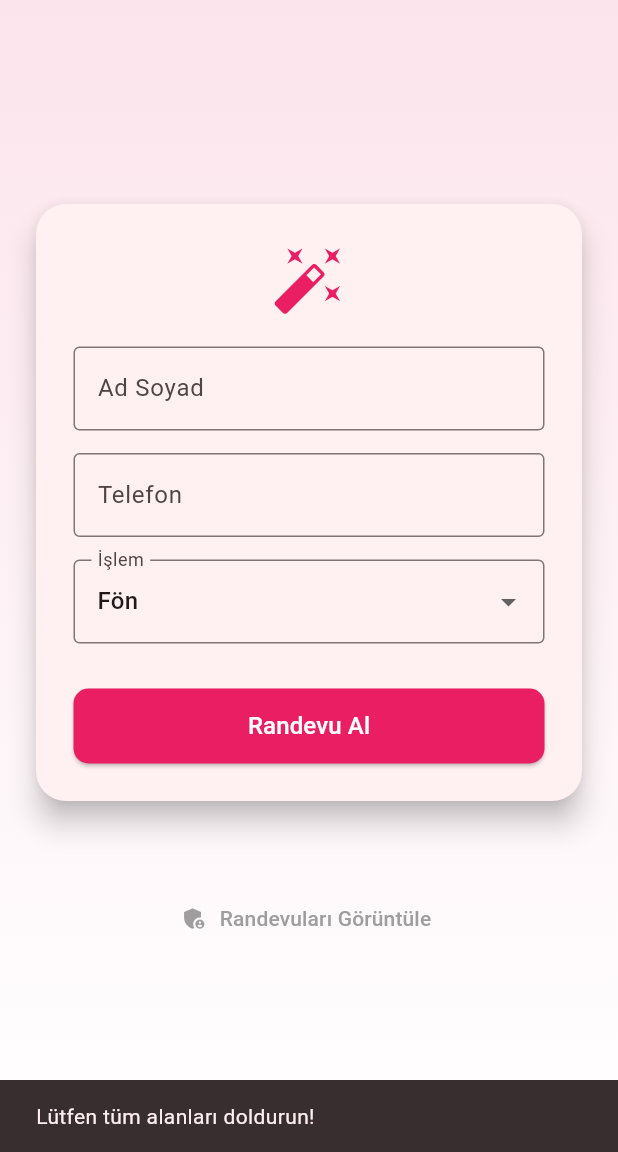
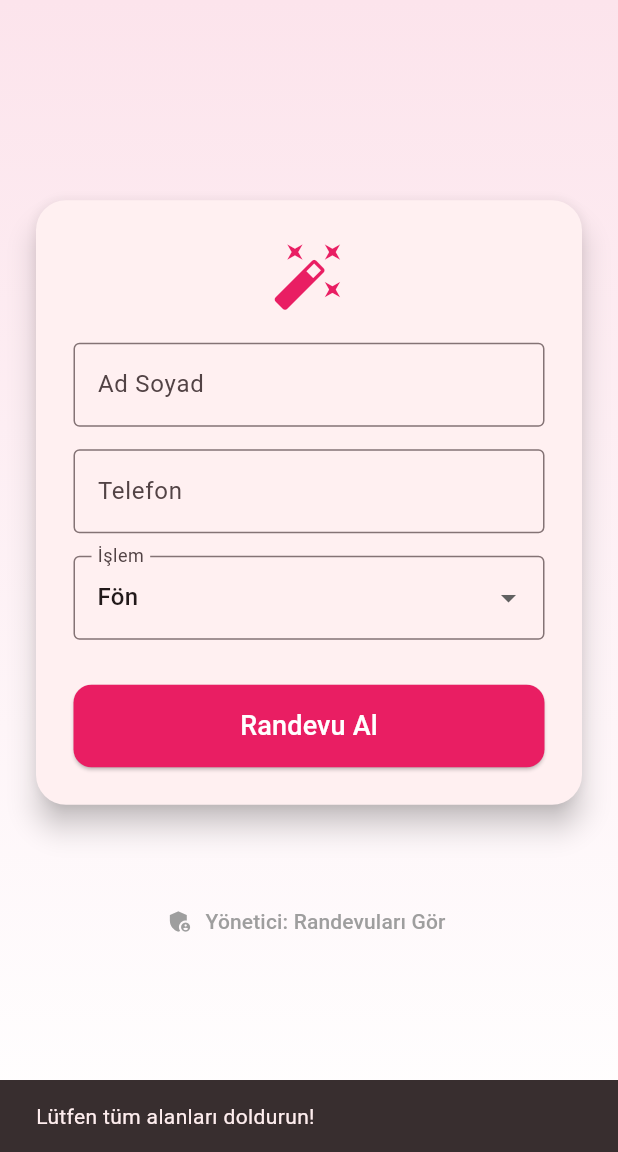
Before and after one commit to orhan504-collab/Deneme, a Flutter app: the screen it shows after launch, after a tap on "Randevu Al", on a phone screen of 412 x 824 dp, the part 84-1236 px from its top. Run offline on Flutter 3.47's test engine with Material 3 defaults, Android fonts, the phone set to English and light mode, and no system bars; our stand-ins replace supabase_flutter; accounts and stored records are empty.

Commit message:
Update main.dart

```diff
--- a/lib/main.dart
+++ b/lib/main.dart
@@ -4,7 +4,7 @@ import 'package:supabase_flutter/supabase_flutter.dart';
 void main() async {
   WidgetsFlutterBinding.ensureInitialized();
 
-  // Tarayıcıda çalışmasına izin verilen tek güvenli anahtar budur
+  // Tarayıcı dostu ve güvenli 'Anon' anahtarın
   await Supabase.initialize(
     url: 'https://cyhrdhttgtdbgwlbtbnw.supabase.co',
     anonKey: 'Sb_publishable_LIOI2vJC5XPa0Jxd1VXEEg_lxkuJWRh',
@@ -51,7 +51,7 @@ class _RandevuSayfasiState extends State<RandevuSayfasi> {
     }
 
     try {
-      // Supabase'deki tablo adın: RuyamDB
+      // Supabase Tablo Adı: RuyamDB
       await Supabase.instance.client.from('RuyamDB').insert({
         'Ad': _adController.text,
         'Tel': _telController.text,
@@ -69,10 +69,9 @@ class _RandevuSayfasiState extends State<RandevuSayfasi> {
       _telController.clear();
     } catch (e) {
       if (!mounted) return;
-      // Hata mesajını daha okunaklı gösterir
       ScaffoldMessenger.of(context).showSnackBar(
         SnackBar(
-          content: Text('Bağlantı Hatası: $e'),
+          content: Text('Hata oluştu: $e'),
           backgroundColor: Colors.red,
         ),
       );
@@ -132,23 +131,23 @@ class _RandevuSayfasiState extends State<RandevuSayfasi> {
                           onPressed: randevuKaydet,
                           style: ElevatedButton.styleFrom(
                             backgroundColor: Colors.pink,
-                            minimumSize: const Size(double.infinity, 50),
-                            shape: RoundedRectangleBorder(borderRadius: BorderRadius.circular(10)),
+                            minimumSize: const Size(double.infinity, 55),
+                            shape: RoundedRectangleBorder(borderRadius: BorderRadius.circular(12)),
                           ),
-                          child: const Text('Randevu Al', style: TextStyle(color: Colors.white, fontSize: 16)),
+                          child: const Text('Randevu Al', style: TextStyle(color: Colors.white, fontSize: 18)),
                         ),
                       ],
                     ),
                   ),
                 ),
                 const SizedBox(height: 50),
-                // Gizli Admin Paneli Butonu
+                // Senin için gizli admin giriş butonu
                 TextButton.icon(
                   onPressed: () {
                     Navigator.push(context, MaterialPageRoute(builder: (context) => const AdminPaneli()));
                   },
                   icon: const Icon(Icons.admin_panel_settings, color: Colors.grey),
-                  label: const Text('Randevuları Görüntüle', style: TextStyle(color: Colors.grey)),
+                  label: const Text('Yönetici: Randevuları Gör', style: TextStyle(color: Colors.grey)),
                 ),
               ],
             ),
@@ -171,14 +170,17 @@ class AdminPaneli extends StatelessWidget {
         builder: (context, snapshot) {
           if (!snapshot.hasData) return const Center(child: CircularProgressIndicator());
           final list = snapshot.data!;
+          if (list.isEmpty) return const Center(child: Text("Henüz randevu yok."));
+
           return ListView.builder(
             itemCount: list.length,
             itemBuilder: (context, i) => Card(
-              margin: const EdgeInsets.all(8),
+              margin: const EdgeInsets.symmetric(horizontal: 10, vertical: 5),
               child: ListTile(
+                leading: const CircleAvatar(backgroundColor: Colors.pink, child: Icon(Icons.person, color: Colors.white)),
                 title: Text(list[i]['Ad'] ?? 'İsimsiz'),
-                subtitle: Text("${list[i]['islem']} - ${list[i]['Tel']}"),
-                trailing: const Icon(Icons.check_circle, color: Colors.green),
+                subtitle: Text("İşlem: ${list[i]['islem']} \nTel: ${list[i]['Tel']}"),
+                isThreeLine: true,
               ),
             ),
           );
```
